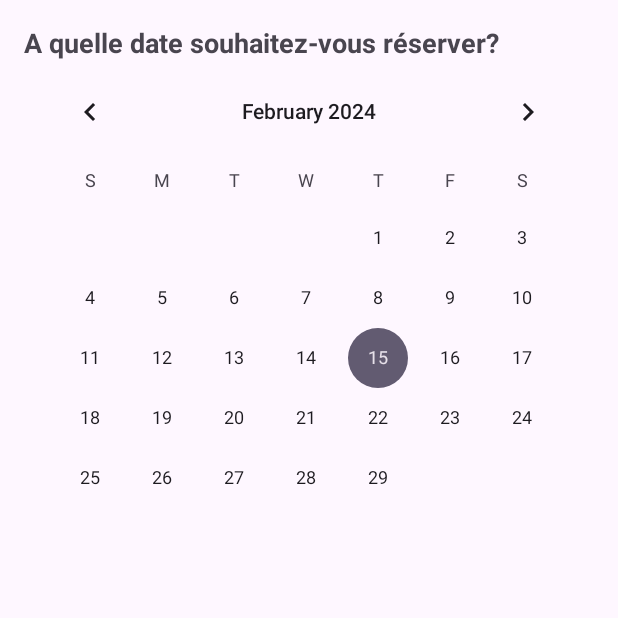
After one commit to noura1133/projet-reservation-BELGAID-BENALI, an Android app: the fragment DateFragment shown on its own in the app's theme, on a phone screen of 412 x 824 dp, the top half of it. The commit adds this screen. Run offline under Robolectric (Android 15) with nearby library versions, the phone set to English and light mode, and no system bars.

Commit message:
add Reservation

```diff
--- /dev/null
+++ b/app/src/main/java/reservation/ut3/projetreservation/DateFragment.java
@@ -0,0 +1,48 @@
+package reservation.ut3.projetreservation;
+
+import android.os.Bundle;
+import android.view.LayoutInflater;
+import android.view.View;
+import android.view.ViewGroup;
+import android.widget.CalendarView;
+import android.widget.TextView;
+
+import androidx.annotation.NonNull;
+import androidx.fragment.app.Fragment;
+
+import java.text.SimpleDateFormat;
+import java.util.Date;
+import java.util.Locale;
+
+public class DateFragment extends Fragment {
+
+    private TextView textViewDate;
+    private CalendarView calendarView;
+
+    public DateFragment() {
+        // Constructeur vide requis
+    }
+
+    @Override
+    public View onCreateView(@NonNull LayoutInflater inflater, ViewGroup container, Bundle savedInstanceState) {
+        // Lie le fichier XML du fragment
+        View rootView = inflater.inflate(R.layout.fragment_date, container, false);
+
+        // Initialise les vues
+        textViewDate = rootView.findViewById(R.id.textViewDate);
+        calendarView = rootView.findViewById(R.id.calendarView);
+
+        // Configure l'écouteur de sélection de date
+        calendarView.setOnDateChangeListener(new CalendarView.OnDateChangeListener() {
+            @Override
+            public void onSelectedDayChange(@NonNull CalendarView view, int year, int month, int dayOfMonth) {
+                // Affiche la date sélectionnée dans le TextView
+                SimpleDateFormat sdf = new SimpleDateFormat("dd/MM/yyyy", Locale.getDefault());
+                Date selectedDate = new Date(view.getDate());
+                textViewDate.setText(getString(R.string.selected_date, sdf.format(selectedDate)));
+            }
+        });
+
+        return rootView;
+    }
+}
--- /dev/null
+++ b/app/src/main/res/layout/fragment_date.xml
@@ -0,0 +1,21 @@
+<?xml version="1.0" encoding="utf-8"?>
+<LinearLayout xmlns:android="http://schemas.android.com/apk/res/android"
+    android:layout_width="match_parent"
+    android:layout_height="match_parent"
+    android:orientation="vertical"
+    android:padding="16dp">
+
+    <TextView
+        android:id="@+id/textViewDate"
+        android:layout_width="wrap_content"
+        android:layout_height="wrap_content"
+        android:text="A quelle date souhaitez-vous réserver?"
+        android:textSize="18sp"
+        android:textStyle="bold" />
+
+    <CalendarView
+        android:id="@+id/calendarView"
+        android:layout_width="match_parent"
+        android:layout_height="wrap_content" />
+
+</LinearLayout>
--- /dev/null
+++ b/app/src/main/res/layout/fragment_personne.xml
@@ -0,0 +1,6 @@
+<?xml version="1.0" encoding="utf-8"?>
+<androidx.constraintlayout.widget.ConstraintLayout xmlns:android="http://schemas.android.com/apk/res/android"
+    android:layout_width="match_parent"
+    android:layout_height="match_parent">
+
+</androidx.constraintlayout.widget.ConstraintLayout>
--- /dev/null
+++ b/app/src/main/res/layout/fragment_time.xml
@@ -0,0 +1,6 @@
+<?xml version="1.0" encoding="utf-8"?>
+<androidx.constraintlayout.widget.ConstraintLayout xmlns:android="http://schemas.android.com/apk/res/android"
+    android:layout_width="match_parent"
+    android:layout_height="match_parent">
+
+</androidx.constraintlayout.widget.ConstraintLayout>
--- a/app/src/main/res/values/strings.xml
+++ b/app/src/main/res/values/strings.xml
@@ -1,3 +1,5 @@
 <resources>
     <string name="app_name">projetReservation</string>
+    <string name="selected_date">Date sélectionnée : %1$s</string>
+
 </resources>
```
Also changed, not shown: app/src/main/java/reservation/ut3/projetreservation/ReservationActivity.java (added, +22 -0 lines), app/src/main/java/reservation/ut3/projetreservation/ReservationPagerAdapter.java (added, +29 -0 lines), app/src/main/res/layout/activity_reservation.xml (added, +31 -0 lines).
